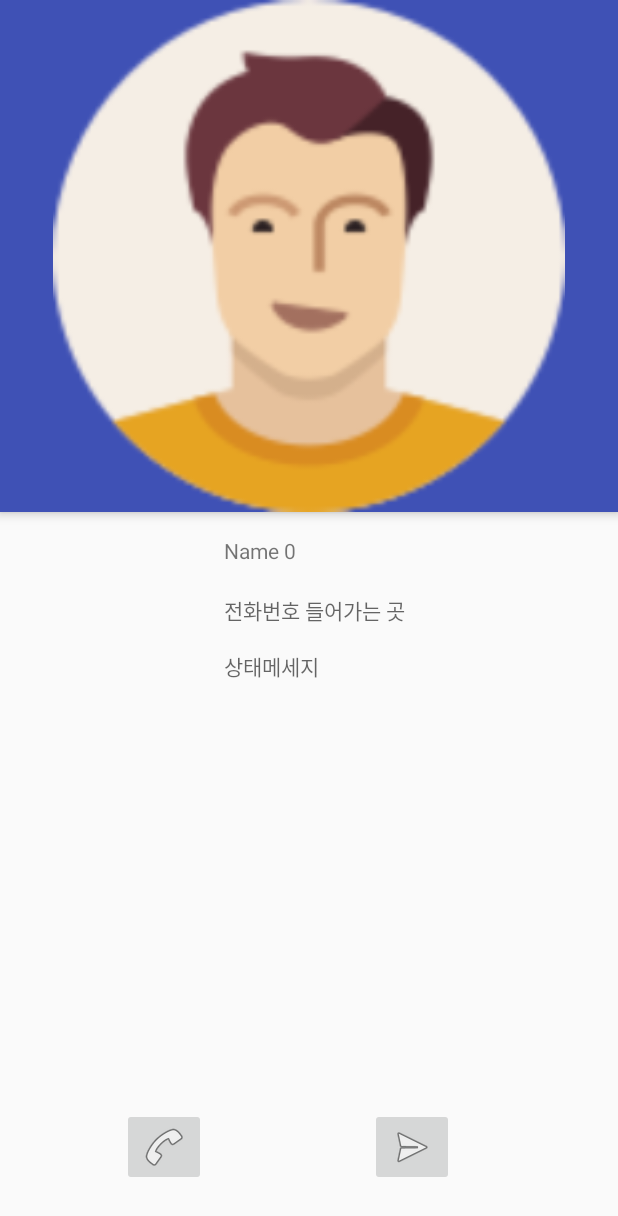
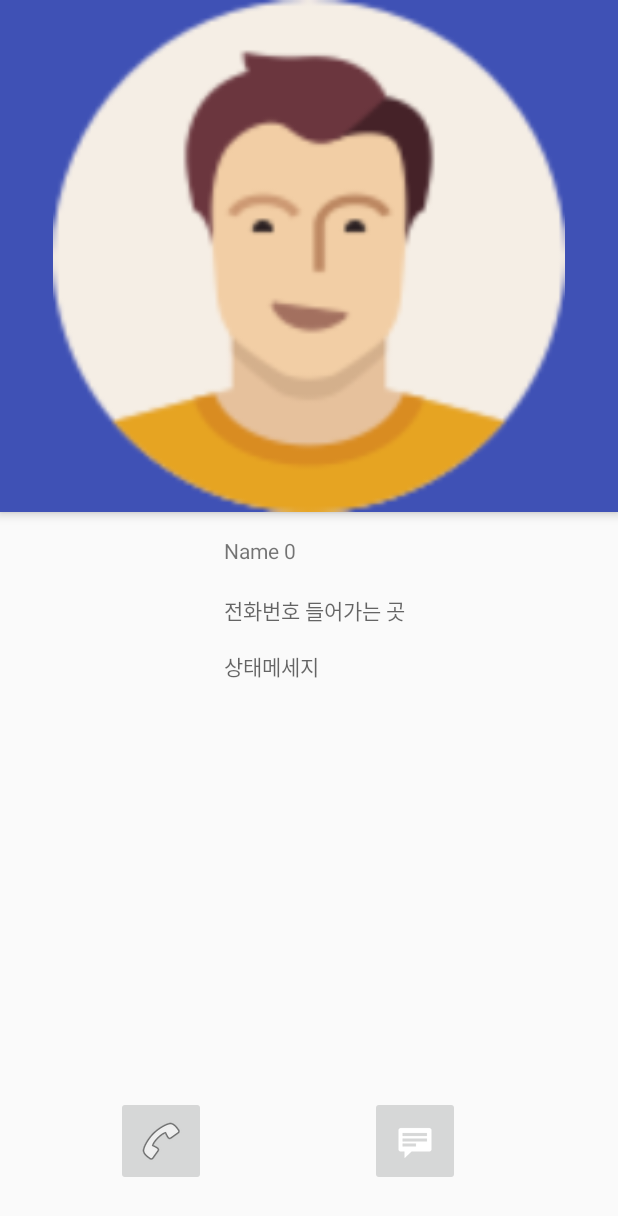
Before and after one commit to jhmocu/And_Chatting_Game, an Android app: the screen it shows after launch (ProfileInfoActivity), after a tap on an icon or button, on a phone screen of 412 x 824 dp. Shown: the top 1216 px of the screen. Run offline under Robolectric (Android 15) with nearby library versions, the phone set to English and light mode, and no system bars.

Commit message:
상대방 프로필 액티비티 전화, 내 프로필 UI 변경

```diff
--- a/app/src/main/AndroidManifest.xml
+++ b/app/src/main/AndroidManifest.xml
@@ -30,7 +30,8 @@
         <activity
             android:name=".Long_Click_name_Update"
             android:label="@string/title_activity_long__click_name__update"
-            android:theme="@style/AppTheme.NoActionBar"></activity>
+            android:theme="@style/AppTheme.NoActionBar" />
+        <activity android:name=".StatusEditActivity"></activity>
     </application>
 
 </manifest>
--- a/app/src/main/java/edu/android/chatting_game/ProfileInfoActivity.java
+++ b/app/src/main/java/edu/android/chatting_game/ProfileInfoActivity.java
@@ -1,9 +1,14 @@
 package edu.android.chatting_game;
 
+import android.content.Intent;
+import android.net.Uri;
 import android.os.Bundle;
 import android.support.v7.app.AppCompatActivity;
+import android.view.View;
+import android.widget.ImageButton;
 import android.widget.ImageView;
 import android.widget.TextView;
+import android.widget.Toast;
 
 public class ProfileInfoActivity
         extends AppCompatActivity {
@@ -11,6 +16,7 @@ public class ProfileInfoActivity
     private ImageView imageView;
     private TextView textName, textPhone, textMsg;
 
+    private ImageButton btnCall, btnMessage; // 수정
 
     @Override
     protected void onCreate(Bundle savedInstanceState) {
@@ -19,6 +25,11 @@ public class ProfileInfoActivity
 
         imageView = (ImageView) findViewById(R.id.imageView_ProfileInfo);
         textName = (TextView) findViewById(R.id.textName);
+
+        btnCall = (ImageButton) findViewById(R.id.btnCall); // 수정
+        btnMessage = (ImageButton) findViewById(R.id.btnMessage); // 수정
+
+
         // TODO: 2017-03-07 RecyclerViewFriendsFragment에서 정보 제대로 오는 지 확인
         Bundle extra = getIntent().getExtras();
         if (extra != null) {
@@ -27,8 +38,26 @@ public class ProfileInfoActivity
 
             textName.setText(name);
             imageView.setImageResource(imageId);
+
+            btnCall.setOnClickListener(new View.OnClickListener() {
+                @Override
+                public void onClick(View v) {
+                    btnOnClickCall();
+                }
+            });
+
         }
+    }
 
+    private void btnOnClickCall() { // 수정
+        if(textPhone != null) {
+            String phoneNo = textPhone.getText().toString();
+            Uri uri = Uri.parse("tel: " + phoneNo);
+            Intent i = new Intent(Intent.ACTION_DIAL, uri);
+            startActivity(i);
+        } else {
+            Toast.makeText(this, "번호 입력이 안되어 있습니다.", Toast.LENGTH_SHORT).show();
+        }
+    }
 
-    }
 }
--- a/app/src/main/res/layout/content_profile_info.xml
+++ b/app/src/main/res/layout/content_profile_info.xml
@@ -13,7 +13,7 @@
     app:layout_behavior="@string/appbar_scrolling_view_behavior"
     tools:context="edu.android.chatting_game.ProfileInfoActivity"
     tools:showIn="@layout/activity_profile_info">
-
+<!-- 수정 push -->
 
     <TextView
         android:hint="이름들어가는 곳"
@@ -37,27 +37,27 @@
         android:id="@+id/textMsg" />
 
     <ImageButton
-        android:layout_width="wrap_content"
-        android:layout_height="wrap_content"
-        app:srcCompat="@android:drawable/ic_menu_send"
-        android:layout_alignBottom="@+id/imageButton"
-        android:layout_toRightOf="@+id/textMsg"
-        android:layout_toEndOf="@+id/textMsg"
+        android:id="@+id/btnMessage"
+        android:layout_width="60dp"
+        android:layout_height="60dp"
+        android:layout_alignBottom="@+id/btnCall"
         android:layout_marginLeft="34dp"
         android:layout_marginStart="34dp"
-        android:id="@+id/imageButton2" />
+        android:layout_toEndOf="@+id/textMsg"
+        android:layout_toRightOf="@+id/textMsg"
+        app:srcCompat="@android:drawable/stat_notify_chat" />
 
     <ImageButton
-        android:layout_width="wrap_content"
-        android:layout_height="wrap_content"
-        app:srcCompat="@android:drawable/ic_menu_call"
+        android:id="@+id/btnCall"
+        android:layout_width="60dp"
+        android:layout_height="60dp"
+        android:layout_alignParentBottom="true"
+        android:layout_marginBottom="17dp"
+        android:layout_marginEnd="12dp"
         android:layout_marginRight="12dp"
-        android:layout_marginEnd="12dp"
-        android:layout_marginBottom="17dp"
-        android:id="@+id/imageButton"
-        android:layout_alignParentBottom="true"
         android:layout_toLeftOf="@+id/textMsg"
-        android:layout_toStartOf="@+id/textMsg" />
+        android:layout_toStartOf="@+id/textMsg"
+        app:srcCompat="@android:drawable/ic_menu_call" />
 
     <TextView
         android:hint="전화번호 들어가는 곳"
```
Also changed, not shown: app/src/main/java/edu/android/chatting_game/ProfileImageEdit.java (added, +29 -0 lines), app/src/main/java/edu/android/chatting_game/ProfileTextEdit.java (added, +29 -0 lines), app/src/main/java/edu/android/chatting_game/Profile_My_info.java (+30 -0 lines), app/src/main/java/edu/android/chatting_game/StatusEditActivity.java (added, +14 -0 lines), app/src/main/res/layout/activity_profile__my_info.xml (+4 -4 lines), app/src/main/res/layout/activity_status_edit.xml (added, +17 -0 lines), app/src/main/res/layout/content_profile__my_info.xml (+10 -23 lines), app/src/main/res/layout/fragment_profile_image_edit.xml (added, +15 -0 lines), app/src/main/res/layout/fragment_profile_text_edit.xml (added, +8 -0 lines).
